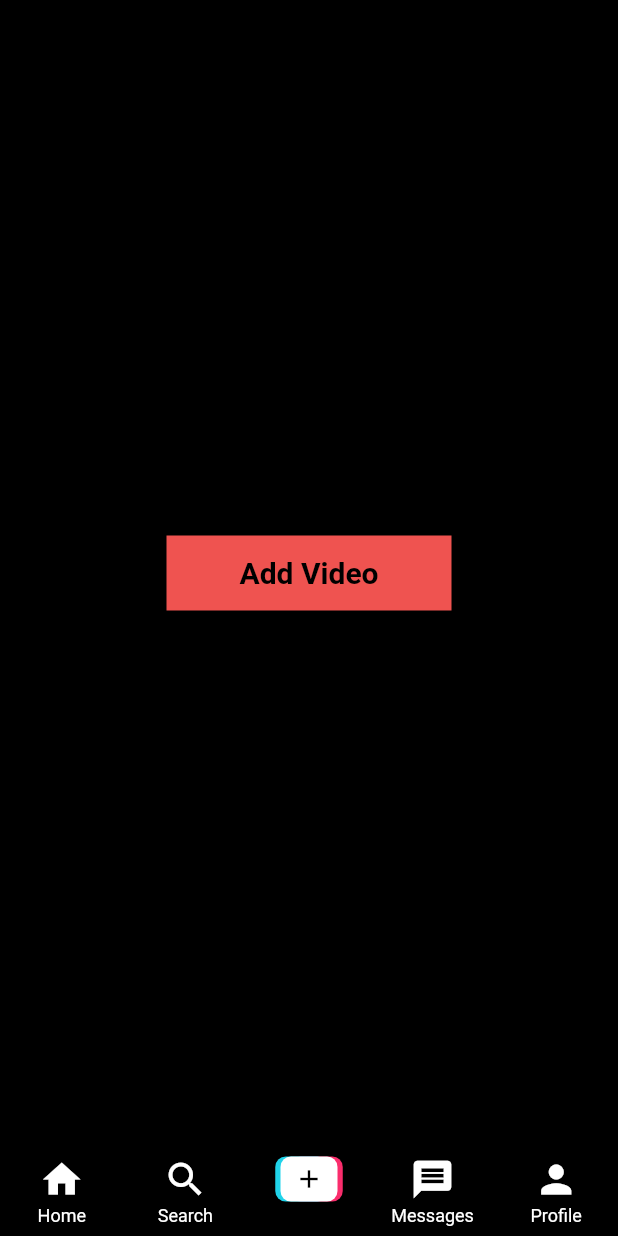
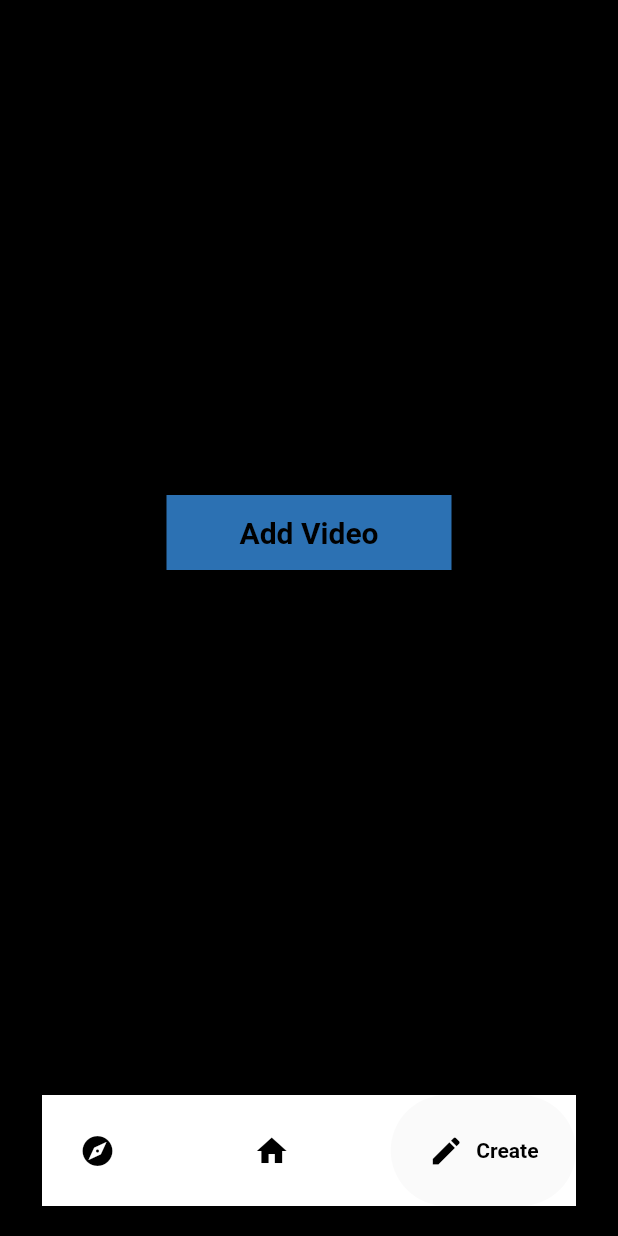
Before and after one commit to hunterjreid/Vibe, a Flutter app: the screen it shows once a user with an empty profile is signed in, item 3 of the bottom bar chosen, on a phone screen of 412 x 824 dp. Run offline on Flutter 3.47's test engine with Material 2 defaults, Android fonts, the phone set to English and light mode, and no system bars; drawn by our look-alikes of google_nav_bar; our stand-ins replace cached_network_image, cloud_firestore, firebase_auth, firebase_core, firebase_storage, get and 3 more; missing offline and left inert: video_compress; accounts and stored records are empty.

Commit message:
improved footer

```diff
--- a/lib/constants.dart
+++ b/lib/constants.dart
@@ -18,8 +18,8 @@ List pages = [
 
 // COLORS
 const backgroundColor = Colors.black;
-var buttonColor = Colors.red[400];
-const borderColor = Colors.grey;
+var buttonColor = Color.fromARGB(255, 44, 113, 179);
+const borderColor = Color.fromARGB(255, 214, 40, 147);
 
 // FIREBASE
 var firebaseAuth = FirebaseAuth.instance;
--- a/lib/views/screens/auth/signup_screen.dart
+++ b/lib/views/screens/auth/signup_screen.dart
@@ -20,7 +20,7 @@ class SignupScreen extends StatelessWidget {
           mainAxisAlignment: MainAxisAlignment.center,
           children: [
             Text(
-              'Tiktok Clone',
+              'Vibe',
               style: TextStyle(
                 fontSize: 35,
                 color: buttonColor,
--- a/lib/views/screens/home_screen.dart
+++ b/lib/views/screens/home_screen.dart
@@ -1,4 +1,5 @@
 import 'package:flutter/material.dart';
+import 'package:google_nav_bar/google_nav_bar.dart';
 import 'package:vibe/constants.dart';
 import 'package:vibe/views/widgets/custom_icon.dart';
 
@@ -15,40 +16,74 @@ class _HomeScreenState extends State<HomeScreen> {
   @override
   Widget build(BuildContext context) {
     return Scaffold(
-      bottomNavigationBar: BottomNavigationBar(
-        onTap: (idx) {
+      bottomNavigationBar: Container(
+
+
+        color: Colors.black12,
+        child: Padding(
+
+          padding: const EdgeInsets.symmetric(horizontal: 28.0, vertical: 20),
+        child: GNav(
+          gap: 8,
+          onTabChange: (index) {
+
           setState(() {
-            pageIdx = idx;
-          });
-        },
-        type: BottomNavigationBarType.fixed,
-        backgroundColor: backgroundColor,
-        selectedItemColor: Colors.red,
-        unselectedItemColor: Colors.white,
-        currentIndex: pageIdx,
-        items: const [
-          BottomNavigationBarItem(
-            icon: Icon(Icons.home, size: 30),
-            label: 'Home',
-          ),
-          BottomNavigationBarItem(
-            icon: Icon(Icons.search, size: 30),
-            label: 'Search',
-          ),
-          BottomNavigationBarItem(
-            icon: CustomIcon(),
-            label: '',
-          ),
-          BottomNavigationBarItem(
-            icon: Icon(Icons.message, size: 30),
-            label: 'Messages',
-          ),
-          BottomNavigationBarItem(
-            icon: Icon(Icons.person, size: 30),
-            label: 'Profile',
-          ),
-        ],
+                    pageIdx = index;
+                  });
+          },
+
+
+          backgroundColor: Color.fromARGB(255, 255, 255, 255),
+          color: Color.fromARGB(255, 0, 0, 0),
+          activeColor: Colors.black,
+          tabBackgroundColor: Color.fromARGB(255, 250, 250, 250),
+          tabs: [
+          GButton(icon: Icons.explore,
+          text: 'Feed',),
+          GButton(icon: Icons.home,
+          text: 'Home',),
+          GButton(icon: Icons.create,
+          text: 'Create',),
+        ],),
+        ),
       ),
+
+
+
+      // bottomNavigationBar: BottomNavigationBar(
+      //   onTap: (idx) {
+      //     setState(() {
+      //       pageIdx = idx;
+      //     });
+      //   },
+      //   type: BottomNavigationBarType.fixed,
+      //   backgroundColor: backgroundColor,
+      //   selectedItemColor: Color.fromARGB(255, 214, 40, 147),
+      //   unselectedItemColor: Colors.white,
+      //   currentIndex: pageIdx,
+      //   items: const [
+      //     BottomNavigationBarItem(
+      //       icon: Icon(Icons.home, size: 30),
+      //       label: 'Home',
+      //     ),
+      //     BottomNavigationBarItem(
+      //       icon: Icon(Icons.search, size: 30),
+      //       label: 'Search',
+      //     ),
+      //     BottomNavigationBarItem(
+      //       icon: CustomIcon(),
+      //       label: '',
+      //     ),
+      //     BottomNavigationBarItem(
+      //       icon: Icon(Icons.message, size: 30),
+      //       label: 'Messages',
+      //     ),
+      //     BottomNavigationBarItem(
+      //       icon: Icon(Icons.person, size: 30),
+      //       label: 'Profile',
+      //     ),
+      //   ],
+      // ),
       body: pages[pageIdx],
     );
   }
--- a/lib/views/screens/video_screen.dart
+++ b/lib/views/screens/video_screen.dart
@@ -163,7 +163,7 @@ class VideoScreen extends StatelessWidget {
                                         size: 40,
                                         color: data.likes.contains(
                                                 authController.user.uid)
-                                            ? Colors.red
+                                            ? Color.fromARGB(255, 44, 113, 179)
                                             : Colors.white,
                                       ),
                                     ),
--- a/pubspec.yaml
+++ b/pubspec.yaml
@@ -41,6 +41,7 @@ dependencies:
   timeago: ^3.1.0
   video_compress: ^3.1.0
   video_player: ^2.2.11
+  google_nav_bar: ^5.0.6
 
 dev_dependencies:
   flutter_test:
```
Also changed, not shown: lib/views/screens/comment_screen.dart (+4 -4 lines), lib/views/screens/search_screen.dart (+21 -2 lines), pubspec.lock.
